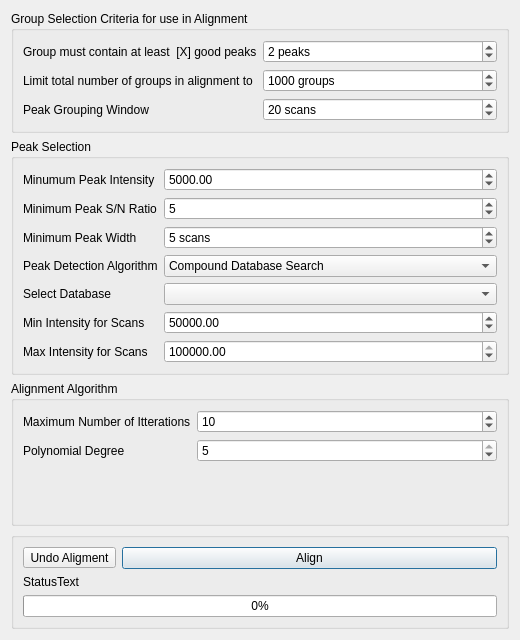
Qt form mzroll/forms/alignmentdialog.ui (ElucidataInc/ElMaven) before a commit.
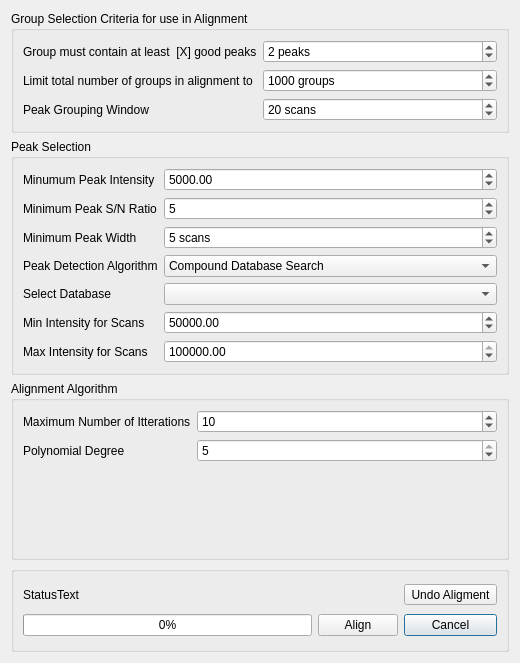
The same form after that commit.

Commit message: Ftr: Add cancel button in AlignmentDialog

Patch:
```diff
--- a/mzroll/forms/alignmentdialog.ui
+++ b/mzroll/forms/alignmentdialog.ui
@@ -7,7 +7,7 @@
     <x>0</x>
     <y>0</y>
     <width>520</width>
-    <height>640</height>
+    <height>663</height>
    </rect>
   </property>
   <property name="windowTitle">
@@ -289,15 +289,22 @@
      <property name="title">
       <string/>
      </property>
-     <layout class="QFormLayout" name="formLayout_8">
-      <item row="3" column="0" colspan="2">
+     <layout class="QGridLayout" name="gridLayout_2">
+      <item row="3" column="2">
+       <widget class="QPushButton" name="cancelButton">
+        <property name="text">
+         <string>Cancel</string>
+        </property>
+       </widget>
+      </item>
+      <item row="3" column="0">
        <widget class="QProgressBar" name="progressBar">
         <property name="value">
          <number>0</number>
         </property>
        </widget>
       </item>
-      <item row="1" column="1">
+      <item row="3" column="1">
        <widget class="QPushButton" name="alignButton">
         <property name="text">
          <string>Align</string>
@@ -305,19 +312,19 @@
        </widget>
       </item>
       <item row="1" column="0">
-       <widget class="QToolButton" name="UndoAlignment">
-        <property name="text">
-         <string>Undo Aligment</string>
-        </property>
-       </widget>
-      </item>
-      <item row="2" column="0" colspan="2">
        <widget class="QLabel" name="statusText">
         <property name="text">
          <string>StatusText</string>
         </property>
        </widget>
       </item>
+      <item row="1" column="2">
+       <widget class="QToolButton" name="UndoAlignment">
+        <property name="text">
+         <string>Undo Aligment</string>
+        </property>
+       </widget>
+      </item>
      </layout>
     </widget>
    </item>
```
Left out of the diff: 14 changed lines with no effect on the pictures. The commit also changes 4 other files.
